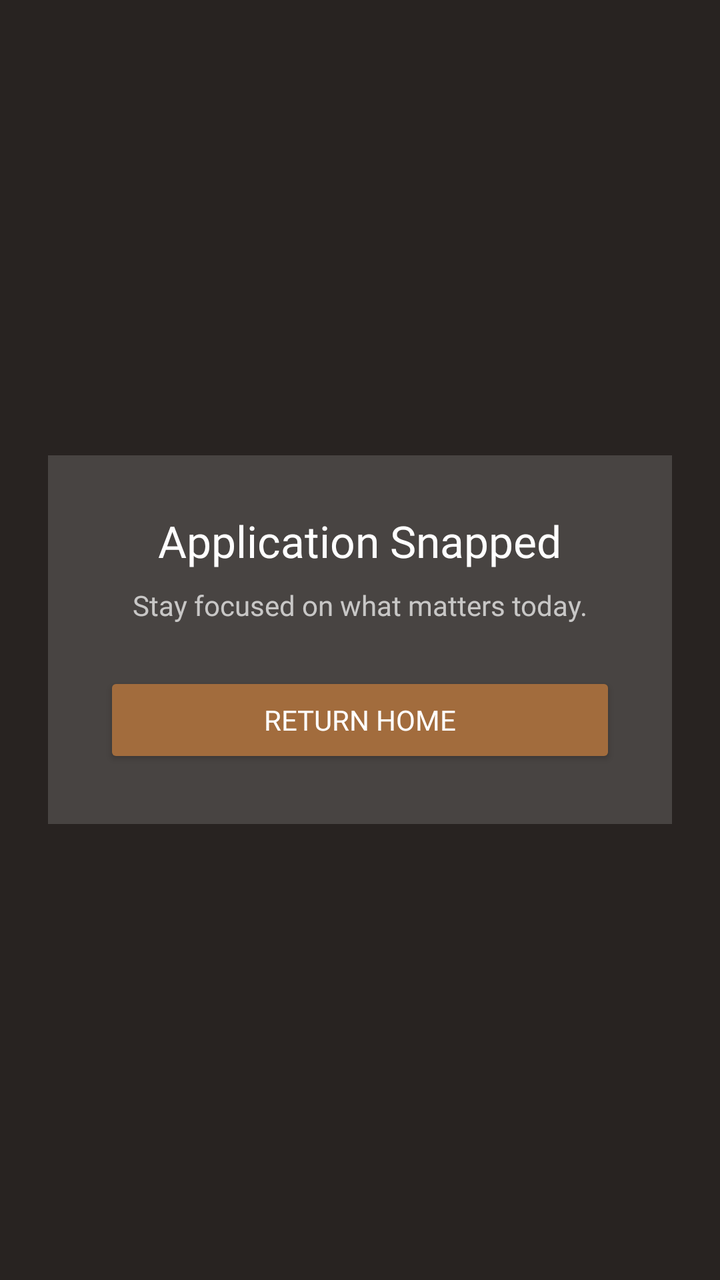
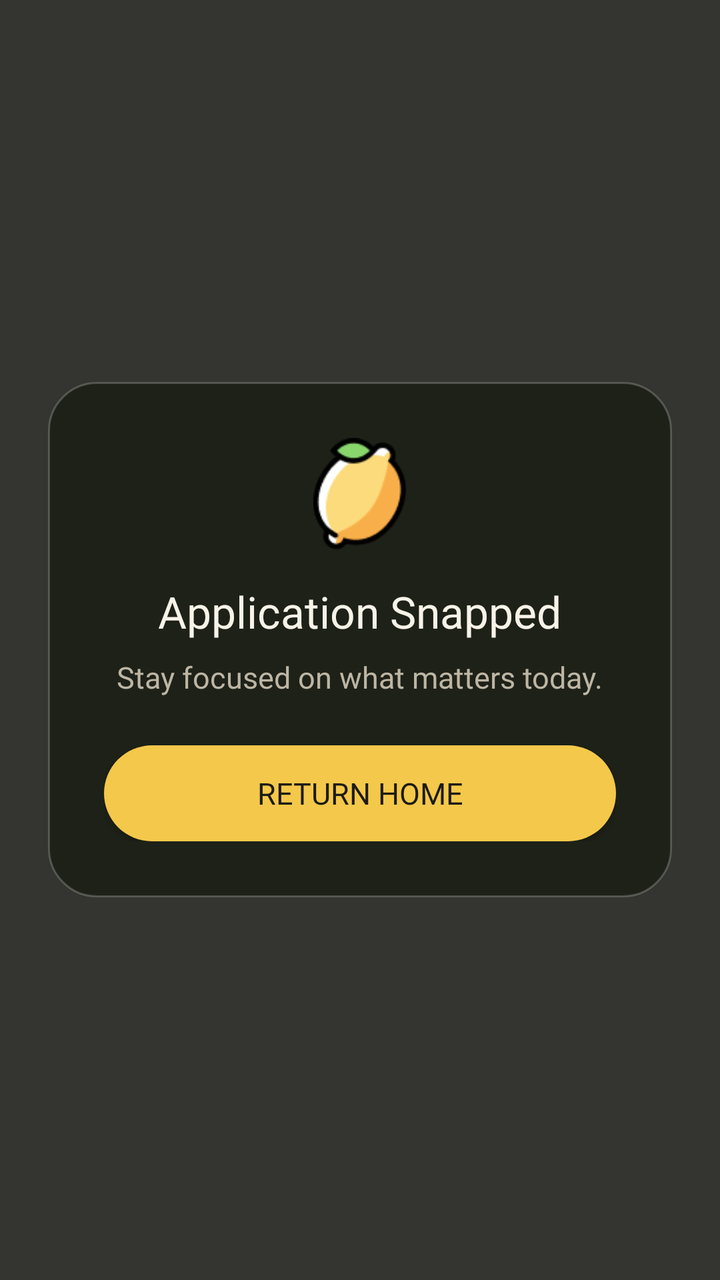

The first picture is an Android layout as it rendered before a commit; the second is the same layout after the commit. The layout source and the unified diff follow.
<!-- AndroidManifest.xml: application theme Theme.Lemon -->
<!-- res/layout/overlay_blocked_app.xml -->
<?xml version="1.0" encoding="utf-8"?>
<FrameLayout xmlns:android="http://schemas.android.com/apk/res/android"
    android:layout_width="match_parent"
    android:layout_height="match_parent"
    android:background="#E6120D0A"
    android:padding="24dp">

    <LinearLayout
        android:layout_width="match_parent"
        android:layout_height="wrap_content"
        android:layout_gravity="center"
        android:background="#26FFFFFF"
        android:orientation="vertical"
        android:padding="28dp">

        <TextView
            android:id="@+id/tvBlockedTitle"
            android:layout_width="wrap_content"
            android:layout_height="wrap_content"
            android:layout_gravity="center_horizontal"
            android:fontFamily="@font/host_grotesk_bold"
            android:text="Application Snapped"
            android:textColor="#FFFFFF"
            android:textSize="22sp" />

        <TextView
            android:layout_width="wrap_content"
            android:layout_height="wrap_content"
            android:layout_gravity="center_horizontal"
            android:layout_marginTop="8dp"
            android:fontFamily="@font/urbanist_regular"
            android:text="Stay focused on what matters today."
            android:textColor="#B3FFFFFF"
            android:textSize="14sp" />

        <Button
            android:id="@+id/btnReturnHome"
            android:layout_width="match_parent"
            android:layout_height="wrap_content"
            android:layout_marginTop="24dp"
            android:backgroundTint="#A26C3D"
            android:fontFamily="@font/urbanist_semibold"
            android:text="Return Home"
            android:textColor="#FFFFFF" />
    </LinearLayout>
</FrameLayout>
<!-- resources referenced by this layout -->
<resources>
  <style name="Theme.Lemon" parent="android:Theme.Material.Light.NoActionBar">
          <item name="android:windowLightStatusBar">true</item>
          <item name="android:statusBarColor">@android:color/transparent</item>
          <item name="android:navigationBarColor">@android:color/transparent</item>
          <item name="android:windowActionModeOverlay">true</item>
          <item name="android:windowNoTitle">true</item>
      </style>
</resources>

<!-- the commit's change to res/layout/overlay_blocked_app.xml (unified diff, before → after) -->
@@ -2,25 +2,33 @@
 <FrameLayout xmlns:android="http://schemas.android.com/apk/res/android"
     android:layout_width="match_parent"
     android:layout_height="match_parent"
-    android:background="#E6120D0A"
+    android:background="#D912130D"
     android:padding="24dp">
 
     <LinearLayout
         android:layout_width="match_parent"
         android:layout_height="wrap_content"
         android:layout_gravity="center"
-        android:background="#26FFFFFF"
+        android:background="@drawable/bg_blocked_app_card"
         android:orientation="vertical"
         android:padding="28dp">
+
+        <ImageView
+            android:layout_width="56dp"
+            android:layout_height="56dp"
+            android:layout_gravity="center_horizontal"
+            android:src="@drawable/ic_lemon_mark"
+            android:contentDescription="Lemon" />
 
         <TextView
             android:id="@+id/tvBlockedTitle"
             android:layout_width="wrap_content"
             android:layout_height="wrap_content"
             android:layout_gravity="center_horizontal"
+            android:layout_marginTop="16dp"
             android:fontFamily="@font/host_grotesk_bold"
             android:text="Application Snapped"
-            android:textColor="#FFFFFF"
+            android:textColor="#F7F3E8"
             android:textSize="22sp" />
 
         <TextView
@@ -30,17 +38,19 @@
             android:layout_marginTop="8dp"
             android:fontFamily="@font/urbanist_regular"
             android:text="Stay focused on what matters today."
-            android:textColor="#B3FFFFFF"
-            android:textSize="14sp" />
+            android:textColor="#BDB6A4"
+            android:textSize="15sp" />
 
         <Button
             android:id="@+id/btnReturnHome"
             android:layout_width="match_parent"
-            android:layout_height="wrap_content"
+            android:layout_height="48dp"
             android:layout_marginTop="24dp"
-            android:backgroundTint="#A26C3D"
+            android:background="@drawable/bg_lemon_button"
+            android:backgroundTint="@null"
             android:fontFamily="@font/urbanist_semibold"
             android:text="Return Home"
-            android:textColor="#FFFFFF" />
+            android:textColor="#1C1B14"
+            android:textSize="15sp" />
     </LinearLayout>
 </FrameLayout>
<!-- resource entries referenced after the edit -->
@@ -1,5 +1,21 @@
 <!-- resources referenced by this layout -->
 <resources>
+  <!-- drawable bg_blocked_app_card (drawable) -->
+  <?xml version="1.0" encoding="utf-8"?>
+  <shape xmlns:android="http://schemas.android.com/apk/res/android"
+      android:shape="rectangle">
+      <corners android:radius="24dp" />
+      <solid android:color="#1E2118" />
+      <stroke android:width="1dp" android:color="#33FFFFFF" />
+  </shape>
+  <!-- drawable bg_lemon_button (drawable) -->
+  <?xml version="1.0" encoding="utf-8"?>
+  <shape xmlns:android="http://schemas.android.com/apk/res/android"
+      android:shape="rectangle">
+      <corners android:radius="100dp" />
+      <solid android:color="#F4C84A" />
+  </shape>
+  <!-- drawable ic_lemon_mark: png bitmap (drawable, 3034 bytes) -->
   <style name="Theme.Lemon" parent="android:Theme.Material.Light.NoActionBar">
           <item name="android:windowLightStatusBar">true</item>
           <item name="android:statusBarColor">@android:color/transparent</item>
